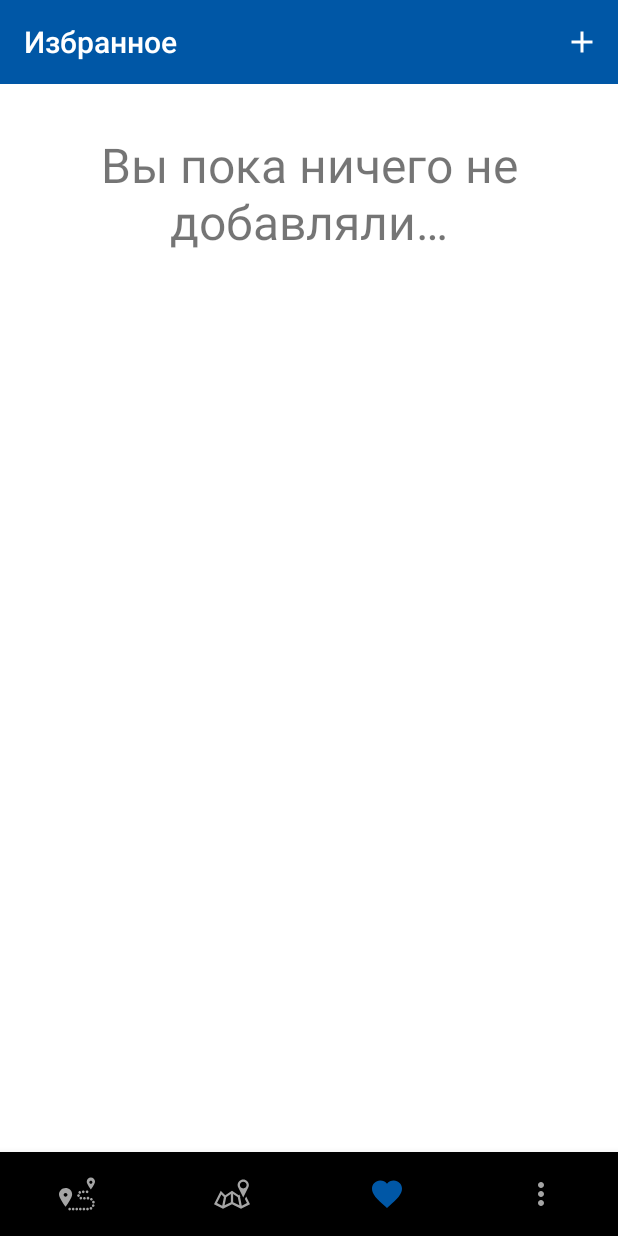
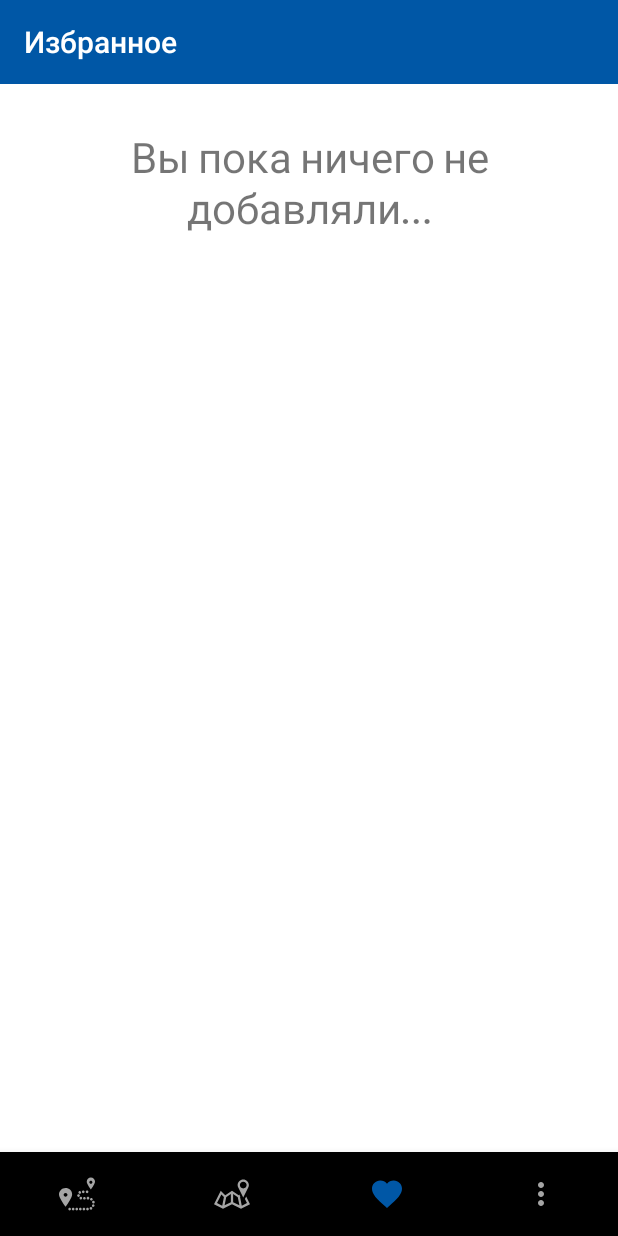
Before and after one commit to artttet/NBT2, an Android app: the screen it shows after launch (MainActivity), item 3 of the bottom bar chosen, on a phone screen of 412 x 824 dp. Run offline under Robolectric (Android 15) with nearby library versions, the light colour scheme and no system bars; our stand-ins replace Picasso; libraries missing offline, so code that uses them is left out: com.activeandroid, com.activeandroid.query, com.google.maps.android, com.miguelcatalan.materialsearchview; plain views replace MaterialSearchView; Roboto replaces fonts that are not available here; 4 statements that could not run were skipped.

Commit message:
+cardsInRouteActivity and +dataInDB

```diff
--- a/app/build.gradle
+++ b/app/build.gradle
@@ -36,5 +36,6 @@ dependencies {
     implementation 'com.android.support:design:28.0.0-rc01'
     implementation 'com.github.chrisbanes:PhotoView:2.1.4'
     implementation 'com.miguelcatalan:materialsearchview:1.4.0'
+    compile 'com.yarolegovich:discrete-scrollview:1.4.9'
     implementation 'com.google.maps.android:android-maps-utils:0.4.4'
 }
--- a/app/src/main/AndroidManifest.xml
+++ b/app/src/main/AndroidManifest.xml
@@ -27,7 +27,7 @@
             android:value="database2.db" />
         <meta-data
             android:name="AA_DB_VERSION"
-            android:value="17" />
+            android:value="20" />
         <meta-data
             android:name="AA_MODELS"
             android:value="chiglintsev.notboringtrails20.models.Places,
--- a/app/src/main/java/chiglintsev/notboringtrails20/MainActivity.java
+++ b/app/src/main/java/chiglintsev/notboringtrails20/MainActivity.java
@@ -26,7 +26,7 @@ import chiglintsev.notboringtrails20.models.Places;
 
 public class MainActivity extends AppCompatActivity {
 
-    private TextView what;
+    private TextView what, titleMap, titleList;
     public FragmentTransaction trans;
     private Animation translateMain, translateLeft, translateRight, translateMainRev, translateLeftRev, translateRightRev;
     private int fragmentCheck;
@@ -99,6 +99,11 @@ public class MainActivity extends AppCompatActivity {
         leftCard = findViewById(R.id.title_map_card);
         rightCard = findViewById(R.id.title_list_card);
         what = findViewById(R.id.what);
+        what.setTypeface(SingletonFonts.getInstance(this).getFont3());
+        titleMap = findViewById(R.id.title_map);
+        titleMap.setTypeface(SingletonFonts.getInstance(this).getFont3());
+        titleList = findViewById(R.id.title_list);
+        titleList.setTypeface(SingletonFonts.getInstance(this).getFont3());
         routesFragment = new RoutesFragment();
         placesFragment = new PlacesFragment();
         mapFragment = new MapFragment();
--- a/app/src/main/java/chiglintsev/notboringtrails20/PlaceActivity2.java
+++ b/app/src/main/java/chiglintsev/notboringtrails20/PlaceActivity2.java
@@ -59,6 +59,7 @@ public class PlaceActivity2 extends AppCompatActivity implements OnMapReadyCallb
 
         place_main_textV.setText(place.text);
         place_main_textV.setTypeface(SingletonFonts.getInstance(this).getFont3());
+        //place_main_textV.setTextSize(15);
 
 
         place_infoV.setText(place.info);
--- a/app/src/main/java/chiglintsev/notboringtrails20/adapters/RecyclerViewHolder.java
+++ b/app/src/main/java/chiglintsev/notboringtrails20/adapters/RecyclerViewHolder.java
@@ -117,6 +117,7 @@ class RecyclerViewHolder extends RecyclerView.ViewHolder {
             remove = 0;
         }
         searchListText.setText(place.name);
+        searchListText.setTypeface(SingletonFonts.getInstance(context).getFont3());
         itemView.setOnClickListener(new View.OnClickListener() {
             @Override
             public void onClick(View view) {
@@ -134,6 +135,7 @@ class RecyclerViewHolder extends RecyclerView.ViewHolder {
             remove = 0;
         }
         searchListText.setText(searchCategory.title);
+        searchListText.setTypeface(SingletonFonts.getInstance(context).getFont3());
         searchListIcon.setImageResource(searchCategory.img);
         itemView.setOnClickListener(new View.OnClickListener() {
             @Override
--- a/app/src/main/java/chiglintsev/notboringtrails20/fragments/FavoritesFragment.java
+++ b/app/src/main/java/chiglintsev/notboringtrails20/fragments/FavoritesFragment.java
@@ -22,6 +22,7 @@ import java.util.ArrayList;
 import java.util.List;
 
 import chiglintsev.notboringtrails20.R;
+import chiglintsev.notboringtrails20.SingletonFonts;
 import chiglintsev.notboringtrails20.adapters.PlacesAdapter;
 import chiglintsev.notboringtrails20.models.Places;
 
@@ -99,6 +100,7 @@ public class FavoritesFragment extends Fragment {
         if (adapter.getItemCount() == 0) {
             recyclerView.setVisibility(View.GONE);
             voidFavorite.setVisibility(View.VISIBLE);
+            voidFavorite.setTypeface(SingletonFonts.getInstance(getContext()).getFont3());
         } else {
             voidFavorite.setVisibility(View.GONE);
             recyclerView.setVisibility(View.VISIBLE);
@@ -110,10 +112,4 @@ public class FavoritesFragment extends Fragment {
         ((AppCompatActivity)getActivity()).setSupportActionBar(toolbar);
         toolbar.setTitle("Избранное");
     }
-
-    @Override
-    public void onCreateOptionsMenu(Menu menu, MenuInflater inflater) {
-        super.onCreateOptionsMenu(menu, inflater);
-        inflater.inflate(R.menu.menu_add, menu);
-    }
 }
--- a/app/src/main/java/chiglintsev/notboringtrails20/fragments/MapFragment.java
+++ b/app/src/main/java/chiglintsev/notboringtrails20/fragments/MapFragment.java
@@ -102,6 +102,7 @@ public class MapFragment extends Fragment implements OnMapReadyCallback {
     @Override
     public void onViewCreated(View view, Bundle savedInstanceState) {
         super.onViewCreated(view, savedInstanceState);
+
 
         //fragment for GoogleMap
         addMFragment();
--- a/app/src/main/res/layout/activity_main.xml
+++ b/app/src/main/res/layout/activity_main.xml
@@ -83,10 +83,11 @@
         app:layout_constraintTop_toBottomOf="@id/search_place">
 
         <TextView
+            android:id="@+id/title_map"
             android:layout_width="wrap_content"
             android:layout_height="wrap_content"
             android:layout_gravity="center"
-            android:text="Карта" />
+            android:text="@string/map" />
 
     </android.support.v7.widget.CardView>
 
@@ -106,10 +107,11 @@
         app:layout_constraintTop_toBottomOf="@id/search_place">
 
         <TextView
+            android:id="@+id/title_list"
             android:layout_width="wrap_content"
             android:layout_height="wrap_content"
             android:layout_gravity="center"
-            android:text="Список" />
+            android:text="@string/list" />
 
     </android.support.v7.widget.CardView>
 
--- a/app/src/main/res/layout/favorites_fragment.xml
+++ b/app/src/main/res/layout/favorites_fragment.xml
@@ -31,7 +31,7 @@
             android:gravity="center"
             android:padding="32dp"
             android:text="@string/void_favorite"
-            android:textSize="32sp" />
+            android:textSize="28sp" />
 
         <android.support.v7.widget.RecyclerView
             android:id="@+id/recycler_favorites"
--- a/app/src/main/res/layout/more_list_item.xml
+++ b/app/src/main/res/layout/more_list_item.xml
@@ -4,9 +4,8 @@
     android:layout_width="match_parent"
     android:layout_height="wrap_content"
     android:gravity="center_vertical"
-    android:padding="4dp"
-    android:layout_marginLeft="8dp"
-    android:layout_marginRight="8dp"
+    android:paddingLeft="16dp"
+    android:paddingRight="16dp"
     android:background="?android:attr/activatedBackgroundIndicator"
     android:minHeight="?android:attr/listPreferredItemHeightSmall">
 
--- a/app/src/main/res/menu/menu_add.xml
+++ /dev/null
@@ -1,15 +0,0 @@
-<?xml version="1.0" encoding="utf-8"?>
-<menu xmlns:android="http://schemas.android.com/apk/res/android"
-    xmlns:app="http://schemas.android.com/apk/res-auto">
-    <item
-        android:id="@+id/add_favorite_list"
-        android:title="add"
-        android:icon="@drawable/ic_add_plus"
-        app:showAsAction="always">
-
-        <menu>
-            <item
-                android:title="test"/>
-        </menu>
-    </item>
-</menu>
--- a/app/src/main/res/values/strings.xml
+++ b/app/src/main/res/values/strings.xml
@@ -26,5 +26,6 @@
     <string name="google_map_api_noteZ">AIzaSyBQw7FPvaS5ne8aRUm94usmltDpYYgOG3Q</string>
     <string name="action_settings">Settings</string>
     <string name="more">Ещё</string>
+    <string name="list">Список</string>
 
 </resources>
```
Also changed, not shown: app/src/main/java/chiglintsev/notboringtrails20/RouteActivity.java (+34 -2 lines), app/src/main/java/chiglintsev/notboringtrails20/adapters/CardsAdapter.java (added, +110 -0 lines), app/src/main/res/layout/activity_route.xml (+18 -13 lines), app/src/main/res/layout/in_route_card.xml (added, +85 -0 lines), app/src/main/assets/database2.db.
